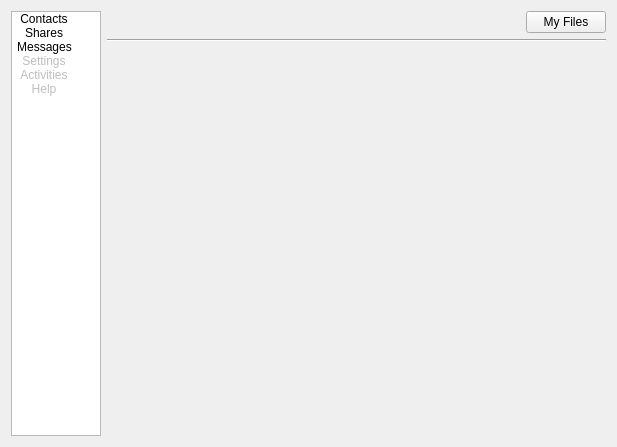
Qt form src/qt/ui/user_panels.ui (maidsafe-archive/MaidSafe-Encrypt) before a commit.
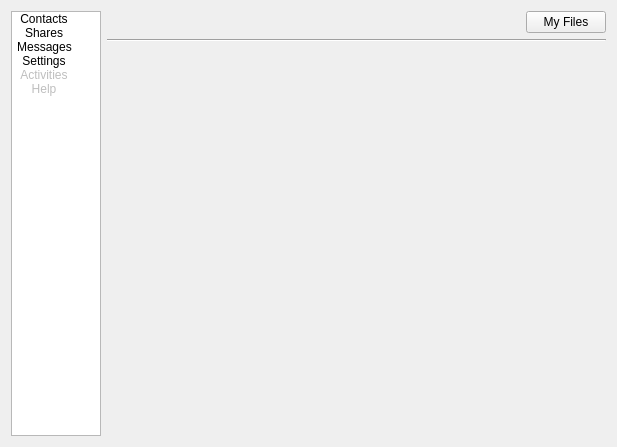
The same form after that commit. Icons and pictures are not drawn.

Patch:
```diff
--- a/src/qt/ui/user_panels.ui
+++ b/src/qt/ui/user_panels.ui
@@ -107,7 +107,7 @@
        </iconset>
       </property>
       <property name="flags">
-       <set>ItemIsSelectable|ItemIsUserCheckable</set>
+       <set>ItemIsSelectable|ItemIsUserCheckable|ItemIsEnabled</set>
       </property>
      </item>
      <item>
```
